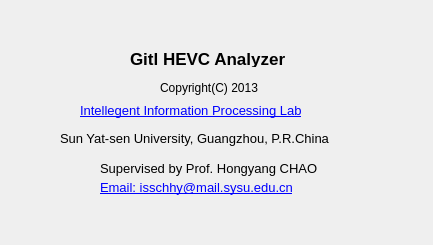
The window that analyzer/appgui/aboutdialog.ui (lheric/GitlHEVCAnalyzer) describes before a commit, drawn with Qt 5.
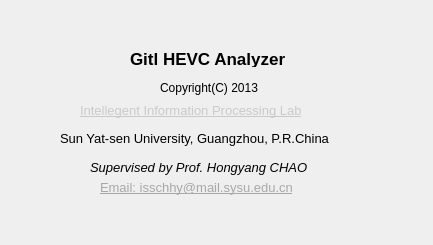
The same window after the commit.

Diff of the .ui file:
```diff
--- a/analyzer/appgui/aboutdialog.ui
+++ b/analyzer/appgui/aboutdialog.ui
@@ -82,7 +82,7 @@
     </font>
    </property>
    <property name="text">
-    <string>&lt;a href=&quot;http://gitl.sysu.edu.cn/&quot;&gt;Intellegent Information Processing Lab&lt;/a&gt;</string>
+    <string>&lt;html&gt;&lt;head/&gt;&lt;body&gt;&lt;p&gt;&lt;a href=&quot;http://gitl.sysu.edu.cn/&quot;&gt;&lt;span style=&quot; text-decoration: underline; color:#cacaca;&quot;&gt;Intellegent Information Processing Lab&lt;/span&gt;&lt;/a&gt;&lt;/p&gt;&lt;/body&gt;&lt;/html&gt;</string>
    </property>
    <property name="openExternalLinks">
     <bool>true</bool>
@@ -109,9 +109,9 @@
   <widget class="QLabel" name="label_5">
    <property name="geometry">
     <rect>
-     <x>100</x>
+     <x>90</x>
      <y>160</y>
-     <width>231</width>
+     <width>241</width>
      <height>16</height>
     </rect>
    </property>
@@ -121,7 +121,7 @@
     </font>
    </property>
    <property name="text">
-    <string>Supervised by Prof. Hongyang CHAO</string>
+    <string>&lt;html&gt;&lt;head/&gt;&lt;body&gt;&lt;p&gt;&lt;span style=&quot; font-style:italic;&quot;&gt;Supervised by Prof. Hongyang CHAO&lt;/span&gt;&lt;/p&gt;&lt;/body&gt;&lt;/html&gt;</string>
    </property>
   </widget>
   <widget class="QLabel" name="label_6">
@@ -139,7 +139,7 @@
     </font>
    </property>
    <property name="text">
-    <string>&lt;a href=&quot;mailto:isschhy@mail.sysu.edu.cn&quot;&gt;Email: isschhy@mail.sysu.edu.cn&lt;/a&gt;</string>
+    <string>&lt;html&gt;&lt;head/&gt;&lt;body&gt;&lt;p&gt;&lt;a href=&quot;mailto:isschhy@mail.sysu.edu.cn&quot;&gt;&lt;span style=&quot; text-decoration: underline; color:#a7a7a7;&quot;&gt;Email: isschhy@mail.sysu.edu.cn&lt;/span&gt;&lt;/a&gt;&lt;/p&gt;&lt;/body&gt;&lt;/html&gt;</string>
    </property>
    <property name="openExternalLinks">
     <bool>true</bool>
```
